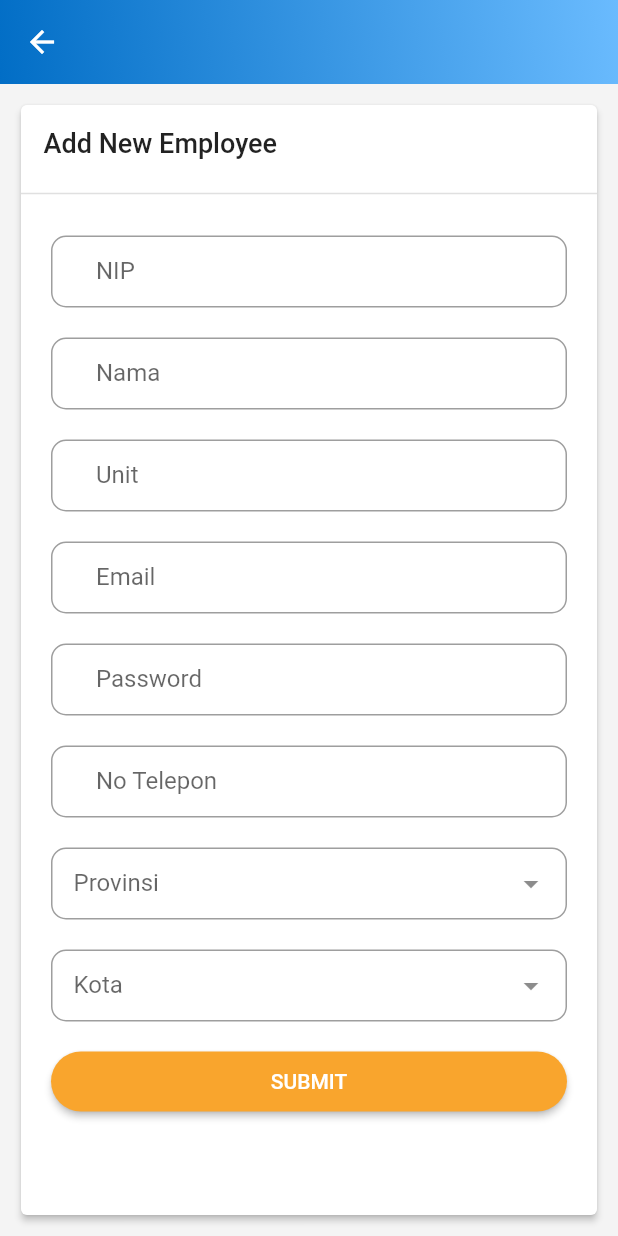
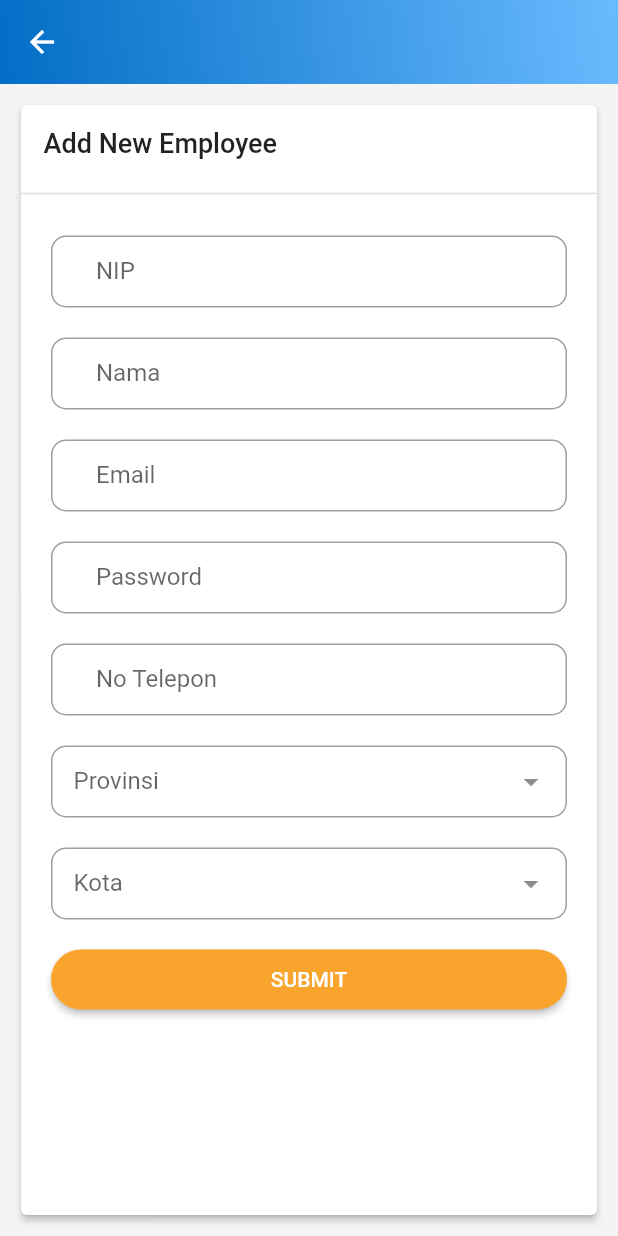
Before and after one commit to ShowMeMyCent/absensi_te, a Flutter app: the AddEmployeeView screen opened by its route, on a phone screen of 412 x 824 dp. Run offline on Flutter 3.47's test engine with Material 2 defaults, Android fonts, the phone set to English and light mode, and no system bars; drawn by our look-alikes of dropdown_search; our stand-ins replace cloud_firestore, dio, firebase_auth, firebase_core, fl_chart, get and 2 more; accounts and stored records are empty.

Commit message:
Comment Unit textfield

```diff
--- a/lib/app/modules/add_employee/views/add_employee_view.dart
+++ b/lib/app/modules/add_employee/views/add_employee_view.dart
@@ -100,22 +100,22 @@ class AddEmployeeView extends GetView<AddEmployeeController> {
                           ),
 
                           /// Text field untuk Unit
-                          TextField(
-                            controller: controller.unitC,
-                            autocorrect: false,
-                            textInputAction: TextInputAction.next,
-                            decoration: InputDecoration(
-                              contentPadding:
-                                  EdgeInsets.symmetric(horizontal: 30),
-                              labelText: 'Unit',
-                              border: OutlineInputBorder(
-                                borderRadius: BorderRadius.circular(10),
-                              ),
-                            ),
-                          ),
-                          SizedBox(
-                            height: 20,
-                          ),
+                          // TextField(
+                          //   controller: controller.unitC,
+                          //   autocorrect: false,
+                          //   textInputAction: TextInputAction.next,
+                          //   decoration: InputDecoration(
+                          //     contentPadding:
+                          //         EdgeInsets.symmetric(horizontal: 30),
+                          //     labelText: 'Unit',
+                          //     border: OutlineInputBorder(
+                          //       borderRadius: BorderRadius.circular(10),
+                          //     ),
+                          //   ),
+                          // ),
+                          // SizedBox(
+                          //   height: 20,
+                          // ),
 
                           /// Text field untuk Email
                           TextField(
```
